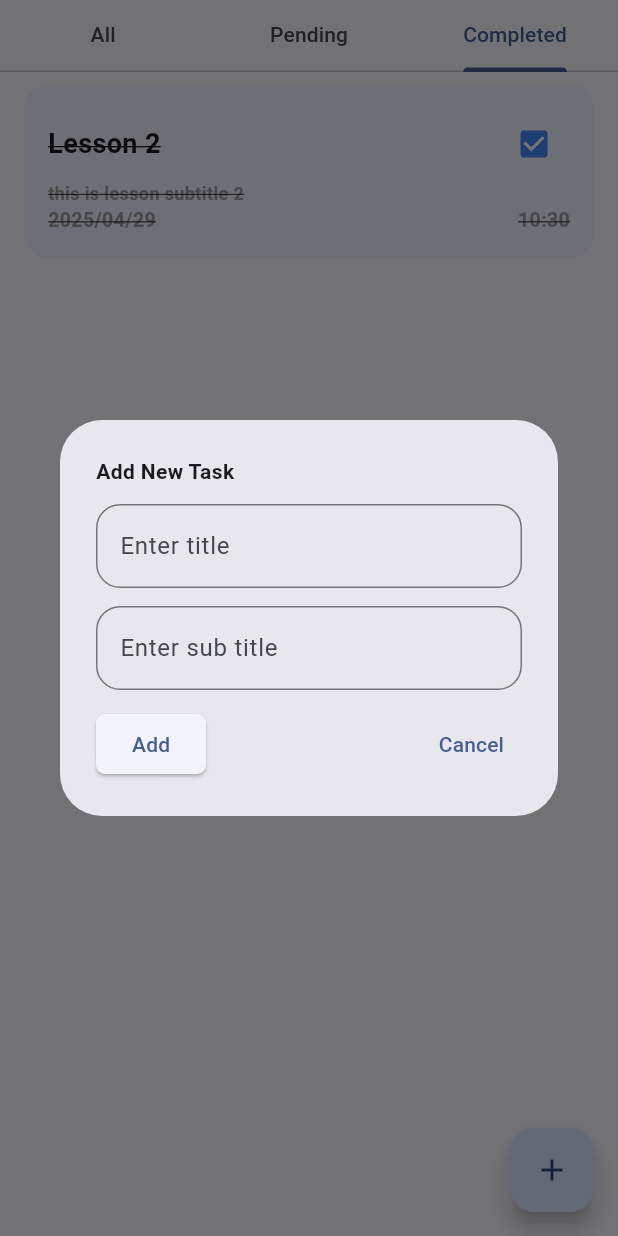
After one commit to mohamed97alsaee/stickyapp, a Flutter app: the screen it shows after launch, tab 3 chosen, after a tap on the "add" icon, on a phone screen of 412 x 824 dp. The commit adds this screen. Run offline on Flutter 3.47's test engine with Material 3 defaults, Android fonts, the phone set to English and light mode, and no system bars; our stand-ins replace flutter_animate.

Commit message:
provider added.

```diff
--- a/lib/main.dart
+++ b/lib/main.dart
@@ -1,4 +1,7 @@
 import 'package:flutter/material.dart';
+import 'package:provider/provider.dart';
+import 'package:stickyapp/helpers/consts.dart';
+import 'package:stickyapp/providers/tasks_provider.dart';
 import 'package:stickyapp/screens/splash_screen.dart';
 
 void main() {
@@ -10,13 +13,18 @@ class MyApp extends StatelessWidget {
 
   @override
   Widget build(BuildContext context) {
-    return MaterialApp(
-      debugShowCheckedModeBanner: false,
-      title: 'Sticky App',
-      theme: ThemeData(
-        colorScheme: ColorScheme.fromSeed(seedColor: Colors.deepPurple),
+    return MultiProvider(
+      providers: [
+        ChangeNotifierProvider<TasksProvider>(create: (_) => TasksProvider()),
+      ],
+      child: MaterialApp(
+        debugShowCheckedModeBanner: false,
+        title: 'Sticky App',
+        theme: ThemeData(
+          colorScheme: ColorScheme.fromSeed(seedColor: primaryColor),
+        ),
+        home: SplashScreen(),
       ),
-      home: SplashScreen(),
     );
   }
 }
--- /dev/null
+++ b/lib/providers/tasks_provider.dart
@@ -0,0 +1,53 @@
+import 'package:flutter/widgets.dart';
+import 'package:stickyapp/models/task_model.dart';
+
+class TasksProvider with ChangeNotifier {
+  List<TaskModel> allTasks = [
+    TaskModel(
+      title: "Lesson 1",
+      subtitle: "this is lesson subtitle 1",
+      createdAt: DateTime.now(),
+    ),
+    TaskModel(
+      title: "Lesson 2",
+      subtitle: "this is lesson subtitle 2",
+      createdAt: DateTime.now(),
+      isCompleted: true,
+    ),
+    TaskModel(
+      title: "Lesson 3",
+      subtitle: "this is lesson subtitle 3",
+      createdAt: DateTime.now(),
+    ),
+    TaskModel(
+      title: "Lesson 4",
+      subtitle: "this is lesson subtitle 4",
+      createdAt: DateTime.now(),
+    ),
+    TaskModel(
+      title: "Lesson 5",
+      subtitle: "this is lesson subtitle 5",
+      createdAt: DateTime.now(),
+    ),
+    TaskModel(
+      title: "Lesson 6",
+      subtitle: "this is lesson subtitle 6",
+      createdAt: DateTime.now(),
+    ),
+  ];
+
+  addNewTask(TaskModel tm) {
+    allTasks.add(tm);
+    notifyListeners();
+  }
+
+  switchStatus(int index) {
+    allTasks[index].isCompleted = !allTasks[index].isCompleted;
+    notifyListeners();
+  }
+
+  deleteTask(TaskModel task) {
+    allTasks.remove(task);
+    notifyListeners();
+  }
+}
--- /dev/null
+++ b/lib/widgets/adding_dialog.dart
@@ -0,0 +1,91 @@
+import 'package:flutter/material.dart';
+import 'package:provider/provider.dart';
+import 'package:stickyapp/models/task_model.dart';
+import 'package:stickyapp/providers/tasks_provider.dart';
+
+class AddingDialog extends StatefulWidget {
+  const AddingDialog({super.key});
+
+  @override
+  State<AddingDialog> createState() => _AddingDialogState();
+}
+
+class _AddingDialogState extends State<AddingDialog> {
+  TextEditingController titleController = TextEditingController();
+  TextEditingController subTitleController = TextEditingController();
+
+  @override
+  Widget build(BuildContext context) {
+    return Dialog(
+      child: Padding(
+        padding: const EdgeInsets.all(24.0),
+        child: Column(
+          mainAxisSize: MainAxisSize.min,
+          crossAxisAlignment: CrossAxisAlignment.start,
+          children: [
+            Text("Add New Task", style: TextStyle(fontWeight: FontWeight.bold)),
+            SizedBox(height: 12),
+            TextField(
+              controller: titleController,
+              decoration: InputDecoration(
+                hintText: "Enter title",
+                border: OutlineInputBorder(
+                  borderRadius: BorderRadius.circular(16),
+                ),
+              ),
+            ),
+            SizedBox(height: 12),
+            TextField(
+              controller: subTitleController,
+              decoration: InputDecoration(
+                hintText: "Enter sub title",
+                border: OutlineInputBorder(
+                  borderRadius: BorderRadius.circular(16),
+                ),
+              ),
+            ),
+
+            SizedBox(height: 12),
+
+            Row(
+              mainAxisAlignment: MainAxisAlignment.spaceBetween,
+              children: [
+                ElevatedButton(
+                  style: ButtonStyle(
+                    shape: WidgetStatePropertyAll(
+                      RoundedRectangleBorder(
+                        borderRadius: BorderRadius.circular(6),
+                      ),
+                    ),
+                  ),
+                  onPressed: () {
+                    if (titleController.text.isNotEmpty) {
+                      Provider.of<TasksProvider>(
+                        context,
+                        listen: false,
+                      ).addNewTask(
+                        TaskModel(
+                          title: titleController.text,
+                          subtitle: subTitleController.text,
+                          createdAt: DateTime.now(),
+                        ),
+                      );
+                      Navigator.pop(context);
+                    }
+                  },
+                  child: Text("Add"),
+                ),
+                TextButton(
+                  onPressed: () {
+                    Navigator.pop(context);
+                  },
+                  child: Text("Cancel"),
+                ),
+              ],
+            ),
+          ],
+        ),
+      ),
+    );
+  }
+}
--- a/pubspec.yaml
+++ b/pubspec.yaml
@@ -35,6 +35,7 @@ dependencies:
   # Use with the CupertinoIcons class for iOS style icons.
   cupertino_icons: ^1.0.8
   flutter_animate:
+  provider:
 dev_dependencies:
   flutter_test:
     sdk: flutter
```
Also changed, not shown: lib/screens/tabs_screen.dart (+57 -57 lines), lib/widgets/delete_dialog.dart (added, +37 -0 lines), pubspec.lock.
